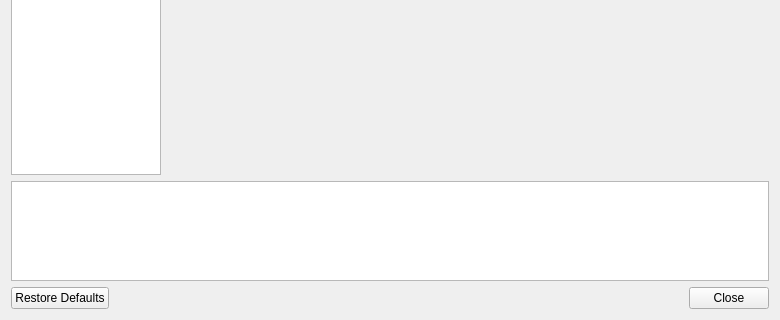
Before: the Qt Designer form src/duckstation-qt/settingswindow.ui in kofxi3584karlayang/duckstation, drawn with Qt 5; both pictures show x 0 to 780 and y 170 to 490 of the 780 by 490 pixel window.
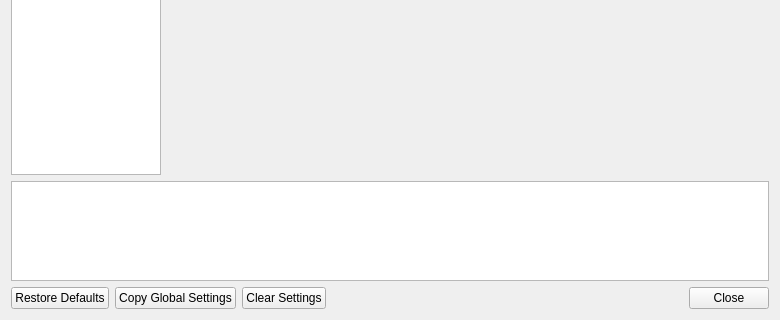
After: the same form once the commit is applied. Icons and pictures are not drawn.

Commit message: Qt: Add copy/clear game settings

The edit to the form file:
```diff
--- a/src/duckstation-qt/settingswindow.ui
+++ b/src/duckstation-qt/settingswindow.ui
@@ -62,10 +62,13 @@
      </property>
     </widget>
    </item>
-   <item row="2" column="0" colspan="2">
-    <widget class="QDialogButtonBox" name="buttonBox">
-     <property name="standardButtons">
-      <set>QDialogButtonBox::Close|QDialogButtonBox::RestoreDefaults</set>
+   <item row="0" column="1">
+    <widget class="QStackedWidget" name="settingsContainer">
+     <property name="minimumSize">
+      <size>
+       <width>500</width>
+       <height>0</height>
+      </size>
      </property>
     </widget>
    </item>
@@ -88,6 +91,51 @@
      </property>
     </widget>
    </item>
+   <item row="2" column="0" colspan="2">
+    <layout class="QHBoxLayout" name="footerLayout">
+     <item>
+      <widget class="QPushButton" name="restoreDefaults">
+       <property name="text">
+        <string>Restore Defaults</string>
+       </property>
+      </widget>
+     </item>
+     <item>
+      <widget class="QPushButton" name="copyGlobalSettings">
+       <property name="text">
+        <string>Copy Global Settings</string>
+       </property>
+      </widget>
+     </item>
+     <item>
+      <widget class="QPushButton" name="clearGameSettings">
+       <property name="text">
+        <string>Clear Settings</string>
+       </property>
+      </widget>
+     </item>
+     <item>
+      <spacer name="horizontalSpacer_2">
+       <property name="orientation">
+        <enum>Qt::Horizontal</enum>
+       </property>
+       <property name="sizeHint" stdset="0">
+        <size>
+         <width>40</width>
+         <height>20</height>
+        </size>
+       </property>
+      </spacer>
+     </item>
+     <item>
+      <widget class="QPushButton" name="close">
+       <property name="text">
+        <string>Close</string>
+       </property>
+      </widget>
+     </item>
+    </layout>
+   </item>
   </layout>
  </widget>
  <resources>
```
Left out of the diff: 10 changed lines with no effect on the pictures. The commit also changes 9 other files.
